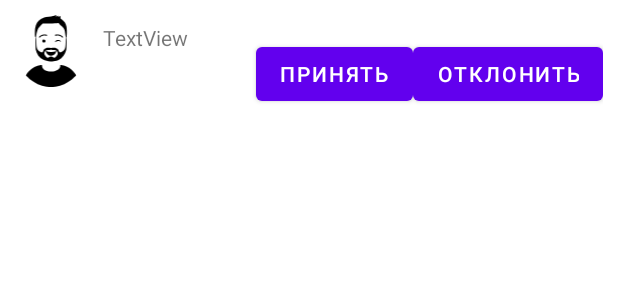
After one commit to manfeo/FriendsOrganiser, an Android app: the layout item_new_friend_notification.xml on its own in the app's theme, with its tools: preview values and no code run, on a phone screen of 412 x 824 dp. The commit adds this screen. Shown: the top 300 px of the screen. Run offline under Robolectric (Android 15) with nearby library versions, the phone set to English and light mode, and no system bars.

Commit message:
Added friend requests instead of just adding friends after choosing user

```diff
--- a/app/src/main/java/com/example/friendsorganiser/MainActivityPackage/MainActivity/MainActivity.java
+++ b/app/src/main/java/com/example/friendsorganiser/MainActivityPackage/MainActivity/MainActivity.java
@@ -6,6 +6,7 @@ import androidx.lifecycle.ViewModelProvider;
 import android.content.Intent;
 import android.os.Bundle;
 
+import com.example.friendsorganiser.MainActivityPackage.Notifications.NotificationsActivity;
 import com.example.friendsorganiser.MainActivityPackage.Profile.ProfileActivity;
 import com.example.friendsorganiser.MainActivityPackage.Settings.SettingsActivity;
 import com.example.friendsorganiser.R;
@@ -56,6 +57,11 @@ public class MainActivity extends AppCompatActivity {
             Intent settingsIntent = new Intent(this, SettingsActivity.class);
             startActivity(settingsIntent);
         });
+        //Setting listener to notifications activity
+        binding.toolbarMainPage.ibFriendsRequest.setOnClickListener(view -> {
+            Intent notificationsIntent = new Intent(this, NotificationsActivity.class);
+            startActivity(notificationsIntent);
+        });
     }
 
     private void setUpNavigationBar() {
--- a/app/src/main/java/com/example/friendsorganiser/Utilities/Constants.java
+++ b/app/src/main/java/com/example/friendsorganiser/Utilities/Constants.java
@@ -4,6 +4,7 @@ public class Constants {
     public static final String KEY_DATABASE_USERS = "Users";
     public static final String KEY_DATABASE_CHATS = "Chats";
     public static final String KEY_DATABASE_APPOINTMENTS = "Appointments";
+    public static final String KEY_DATABASE_NOTIFICATIONS = "Notifications";
     public static final String KEY_NAME = "name";
     public static final String KEY_SURNAME = "surname";
     public static final String KEY_DATE_OF_BIRTH = "dateOfBirth";
@@ -15,6 +16,8 @@ public class Constants {
     public static final String KEY_IMAGE = "image";
     public static final String KEY_FCM_TOKEN = "FCMToken";
     public static final String KEY_FRIENDS = "friends";
+    public static final String KEY_ACCEPT_FRIENDSHIP = "accept";
+    public static final String KEY_REJECT_FRIENDSHIP = "reject";
     public static final String KEY_RECENT_APPOINTMENTS = "recentAppointments";
     public static final String KEY_APPOINTMENT_TITLE = "title";
     public static final String KEY_APPOINTMENT_DATE = "date";
--- /dev/null
+++ b/app/src/main/res/layout/item_new_friend_notification.xml
@@ -0,0 +1,39 @@
+<?xml version="1.0" encoding="utf-8"?>
+<RelativeLayout xmlns:android="http://schemas.android.com/apk/res/android"
+    xmlns:app="http://schemas.android.com/apk/res-auto"
+    android:layout_width="match_parent"
+    android:layout_height="wrap_content"
+    android:padding="10sp">
+
+    <ImageView
+        android:id="@+id/iv_newFriendPhoto"
+        android:layout_width="48sp"
+        android:layout_height="48sp"
+        android:scaleType="fitCenter"
+        app:srcCompat="@drawable/avatar" />
+
+    <TextView
+        android:id="@+id/tv_newFriendName"
+        android:layout_width="wrap_content"
+        android:layout_height="wrap_content"
+        android:layout_toRightOf="@+id/iv_newFriendPhoto"
+        android:padding="5sp"
+        android:layout_marginLeft="5sp"
+        android:text="TextView" />
+
+    <Button
+        android:id="@+id/bt_rejectNewFriend"
+        android:layout_width="wrap_content"
+        android:layout_height="wrap_content"
+        android:layout_alignParentRight="true"
+        android:layout_marginTop="15sp"
+        android:text="Отклонить" />
+
+    <Button
+        android:id="@+id/bt_acceptNewFriend"
+        android:layout_width="wrap_content"
+        android:layout_height="wrap_content"
+        android:layout_toLeftOf="@+id/bt_rejectNewFriend"
+        android:layout_marginTop="15sp"
+        android:text="Принять" />
+</RelativeLayout>
```
Also changed, not shown: app/src/main/AndroidManifest.xml (+7 -4 lines), app/src/main/java/com/example/friendsorganiser/MainActivityPackage/FriendsPackage/AddNewFriendsDialog/AddNewFriendsRepository.java (+6 -11 lines), app/src/main/java/com/example/friendsorganiser/MainActivityPackage/Notifications/NotificationsActivity.java (added, +77 -0 lines), app/src/main/java/com/example/friendsorganiser/MainActivityPackage/Notifications/NotificationsActivityRepository.java (added, +94 -0 lines), app/src/main/java/com/example/friendsorganiser/MainActivityPackage/Notifications/NotificationsActivityViewModel.java (added, +50 -0 lines), app/src/main/java/com/example/friendsorganiser/MainActivityPackage/Notifications/NotificationsAdapter.java (added, +60 -0 lines), app/src/main/java/com/example/friendsorganiser/MainActivityPackage/Notifications/OnNotificationAnswer.java (added, +7 -0 lines), app/src/main/java/com/example/friendsorganiser/MainActivityPackage/Notifications/OnNotificationsLoadedCallback.java (added, +9 -0 lines), app/src/main/java/com/example/friendsorganiser/Models/UserInfo.java (+10 -0 lines), app/src/main/res/layout/activity_notifications.xml (added, +29 -0 lines).
